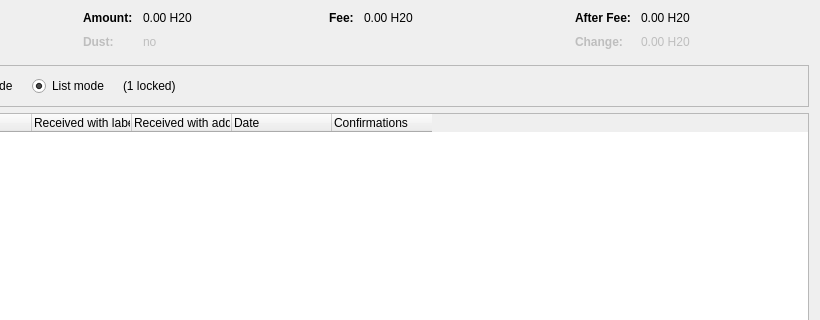
Qt form src/qt/forms/coincontroldialog.ui (minblock/watacoin) before a commit; both pictures show x 180 to 1000 and y 0 to 320 of the 1000 by 500 pixel window.
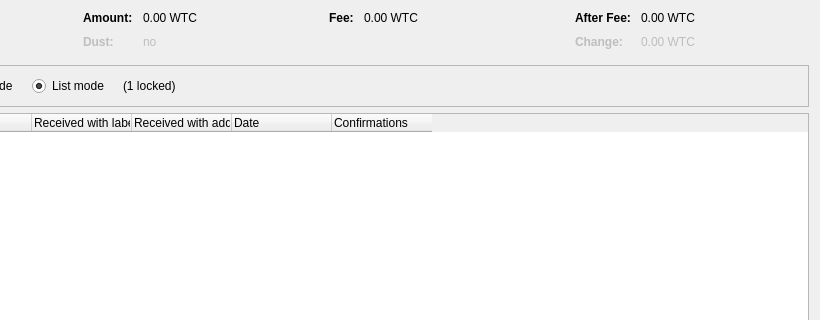
The same form after that commit. Custom widgets are drawn as their Qt base class.

The edit to the form file:
```diff
--- a/src/qt/forms/coincontroldialog.ui
+++ b/src/qt/forms/coincontroldialog.ui
@@ -132,7 +132,7 @@
           <enum>Qt::ActionsContextMenu</enum>
          </property>
          <property name="text">
-          <string notr="true">0.00 H20</string>
+          <string notr="true">0.00 WTC</string>
          </property>
          <property name="textInteractionFlags">
           <set>Qt::LinksAccessibleByMouse|Qt::TextSelectableByKeyboard|Qt::TextSelectableByMouse</set>
@@ -212,7 +212,7 @@
           <enum>Qt::ActionsContextMenu</enum>
          </property>
          <property name="text">
-          <string notr="true">0.00 H20</string>
+          <string notr="true">0.00 WTC</string>
          </property>
          <property name="textInteractionFlags">
           <set>Qt::LinksAccessibleByMouse|Qt::TextSelectableByKeyboard|Qt::TextSelectableByMouse</set>
@@ -257,7 +257,7 @@
           <enum>Qt::ActionsContextMenu</enum>
          </property>
          <property name="text">
-          <string notr="true">0.00 H20</string>
+          <string notr="true">0.00 WTC</string>
          </property>
          <property name="textInteractionFlags">
           <set>Qt::LinksAccessibleByMouse|Qt::TextSelectableByKeyboard|Qt::TextSelectableByMouse</set>
@@ -292,7 +292,7 @@
           <enum>Qt::ActionsContextMenu</enum>
          </property>
          <property name="text">
-          <string notr="true">0.00 H20</string>
+          <string notr="true">0.00 WTC</string>
          </property>
          <property name="textInteractionFlags">
           <set>Qt::LinksAccessibleByMouse|Qt::TextSelectableByKeyboard|Qt::TextSelectableByMouse</set>
```
